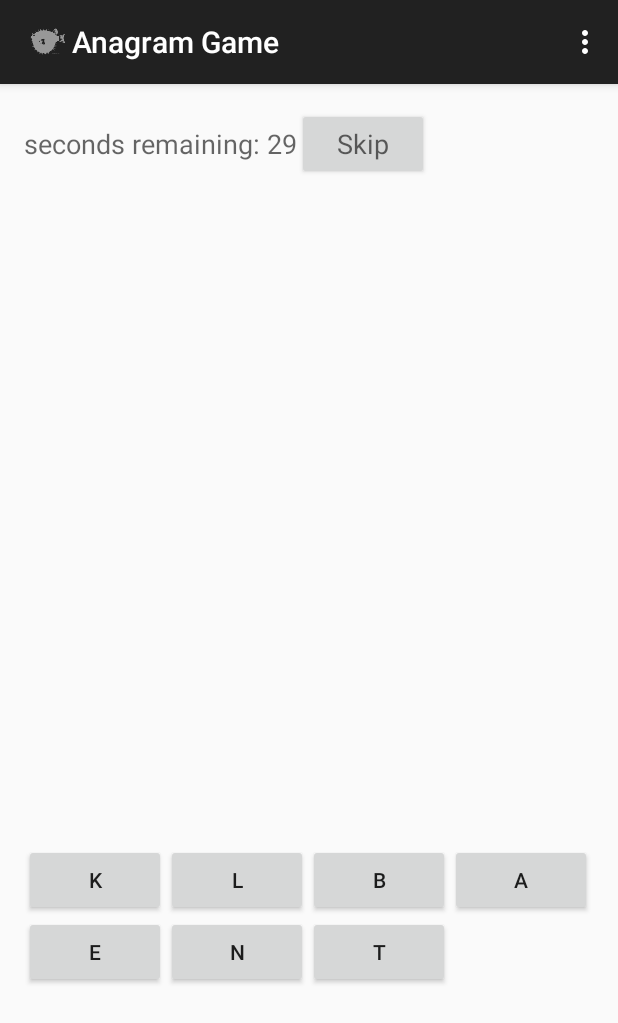
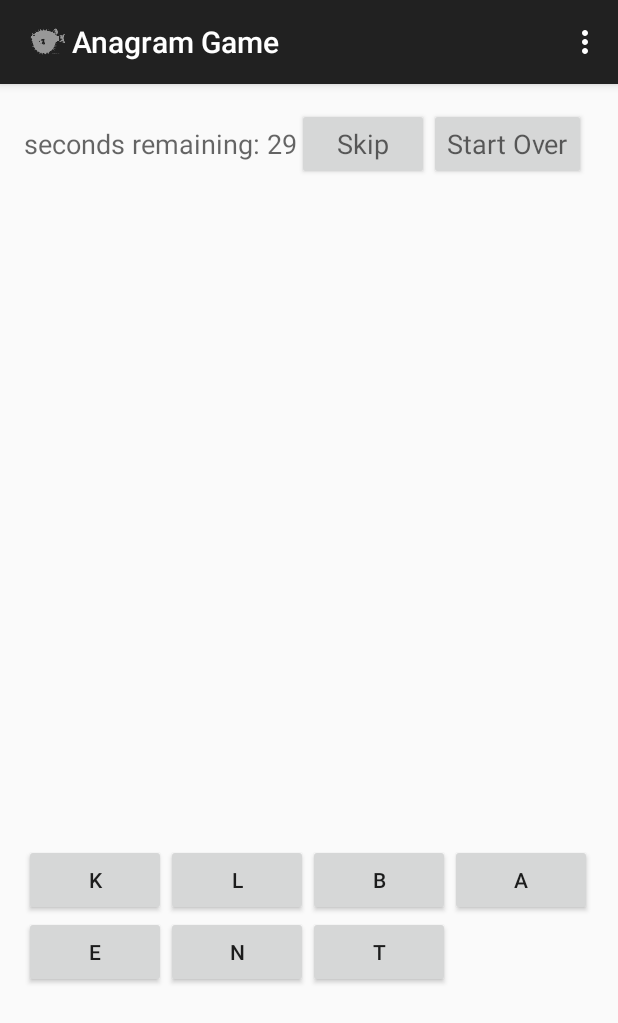
Before and after one commit to CS399TeamBlowfish/BlowfishAnagram, an Android app: the Game screen opened directly, with no data from a screen before it, on a phone screen of 412 x 824 dp. Shown: the top 1023 px of the screen. Run offline under Robolectric (Android 15) with nearby library versions, the phone set to English and light mode, and no system bars.

Commit message:
User can start challenge over if they make a mistake.

```diff
--- a/app/src/main/java/com/android/blowfishanagram/Game.java
+++ b/app/src/main/java/com/android/blowfishanagram/Game.java
@@ -27,6 +27,7 @@ public class Game extends AppCompatActivity {
     private long total;
 
     private Button skipButton;
+    private Button startOver;
 
     private Button[] buttons;
     private String challenge;
@@ -64,6 +65,18 @@ public class Game extends AppCompatActivity {
             public void onClick(View v) {
                 //TODO make old buttons go away.
                 populateButtons();
+            }
+        });
+
+        startOver = (Button) findViewById(R.id.startOver);
+        startOver.setOnClickListener(new View.OnClickListener() {
+            @Override
+            public void onClick(View v) {
+                userSolution="";
+                userAttempt.setText(userSolution);
+                for(int i=0; i<buttons.length;i++){
+                    buttons[i].setEnabled(true);
+                }
             }
         });
         populateButtons();
--- a/app/src/main/res/layout/activity_game.xml
+++ b/app/src/main/res/layout/activity_game.xml
@@ -27,10 +27,16 @@
                 <Button
                     android:layout_width="wrap_content"
                     android:layout_height="wrap_content"
-                    android:layout_span="4"
                     android:textAppearance="?android:attr/textAppearanceMedium"
                     android:text="Skip"
                     android:id="@+id/skipButton" />
+                <Button
+                    android:layout_width="wrap_content"
+                    android:layout_height="wrap_content"
+                    android:textAppearance="?android:attr/textAppearanceMedium"
+                    android:text="Start Over"
+                    android:id="@+id/startOver" />
+
             </LinearLayout>
             <LinearLayout
                 android:layout_width="match_parent"
```
